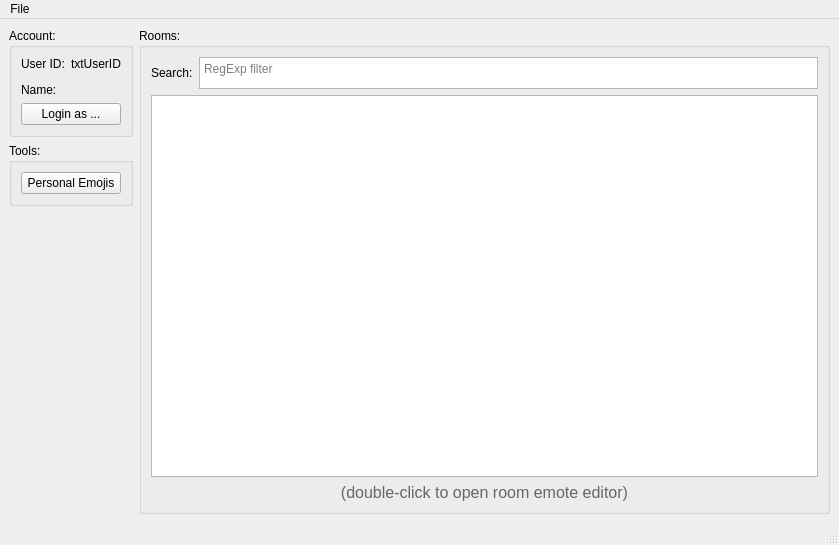
This is ui/mainwindow.ui in SharkyRawr/matrix-emote-manager as Qt 5 draws it before an edit. The edited form follows.
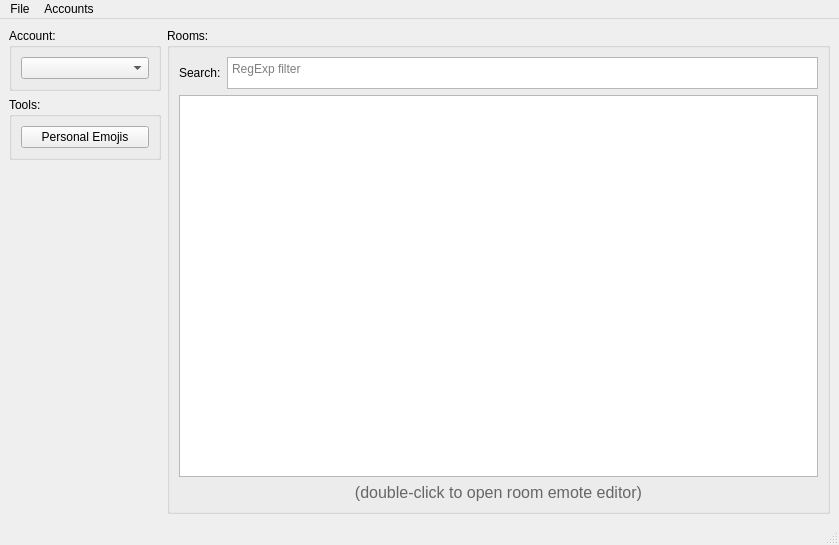
This is the edited form.

Commit message: multi account seems to be working

```diff
--- a/ui/mainwindow.ui
+++ b/ui/mainwindow.ui
@@ -26,52 +26,23 @@
          <item>
           <layout class="QHBoxLayout" name="horizontalLayout">
            <item>
-            <widget class="QLabel" name="label">
-             <property name="text">
-              <string>User ID:</string>
+            <widget class="QComboBox" name="cbUser">
+             <property name="minimumSize">
+              <size>
+               <width>128</width>
+               <height>0</height>
+              </size>
              </property>
-            </widget>
-           </item>
-           <item>
-            <widget class="QLabel" name="txtUserID">
-             <property name="text">
-              <string>txtUserID</string>
+             <property name="placeholderText">
+              <string>Choose Account</string>
              </property>
-            </widget>
-           </item>
-          </layout>
-         </item>
-         <item>
-          <layout class="QHBoxLayout" name="horizontalLayout_5">
-           <property name="spacing">
-            <number>0</number>
-           </property>
-           <property name="topMargin">
-            <number>6</number>
-           </property>
-           <item>
-            <widget class="QLabel" name="label_5">
-             <property name="text">
-              <string>Name:</string>
+             <property name="frame">
+              <bool>true</bool>
              </property>
             </widget>
            </item>
-           <item>
-            <widget class="QLabel" name="txtGlobalName">
-             <property name="text">
-              <string/>
-             </property>
-            </widget>
-           </item>
           </layout>
          </item>
-         <item>
-          <widget class="QPushButton" name="cmdLogin">
-           <property name="text">
-            <string>Login as ...</string>
-           </property>
-          </widget>
-         </item>
         </layout>
        </widget>
       </item>
@@ -211,7 +182,14 @@
     <addaction name="separator"/>
     <addaction name="actionExit"/>
    </widget>
+   <widget class="QMenu" name="menuAccounts">
+    <property name="title">
+     <string>Accounts</string>
+    </property>
+    <addaction name="actionAdd_new_account"/>
+   </widget>
    <addaction name="menuFile"/>
+   <addaction name="menuAccounts"/>
   </widget>
   <widget class="QStatusBar" name="statusbar"/>
   <action name="actionExit">
```
Left out of the diff: 5 changed lines with no effect on the pictures. The commit also changes 5 other files.
